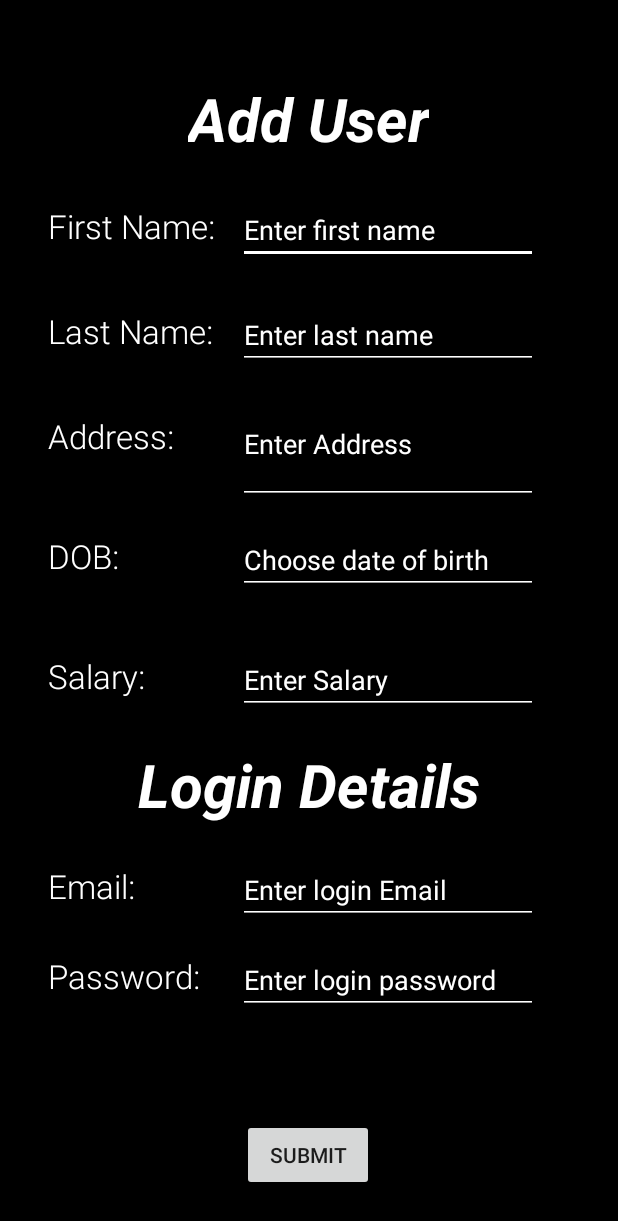
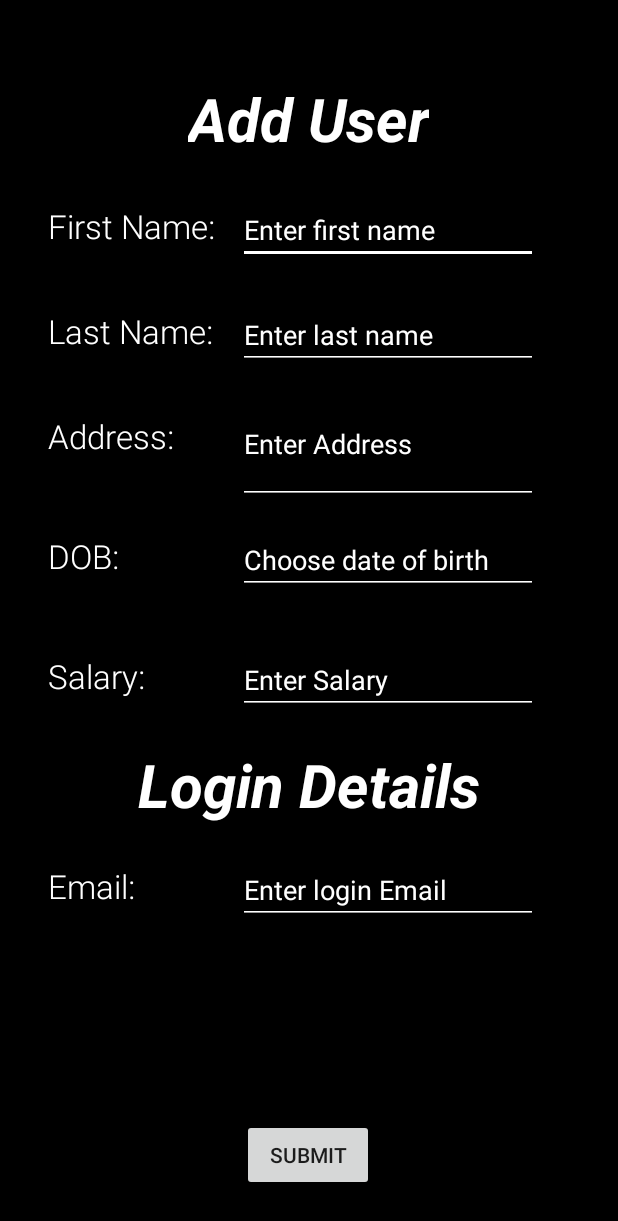
Before and after one commit to Prajwal2001/College-Management-System, an Android app: the AddCollection screen opened directly, with no data from a screen before it, on a phone screen of 412 x 824 dp. Shown: the top 1221 px of the screen. Run offline under Robolectric (Android 15) with nearby library versions, the phone set to English and light mode, and no system bars; our stand-ins replace Firebase (no records; nobody signed in at launch, a user with empty details on screens opened directly).

Commit message:
Add teacher complete

```diff
--- a/collegemanagement/src/main/java/com/example/collegemanagement/AddCollection.java
+++ b/collegemanagement/src/main/java/com/example/collegemanagement/AddCollection.java
@@ -26,8 +26,8 @@ public class AddCollection extends AppCompatActivity {
 
     private EditText dob;
     Button submitBtn;
-    EditText firstName, lastName, dateOfBirth, address, salary, pword, mail;
-    String fName, lName, dOb, add, sal, email, pwd;
+    EditText firstName, lastName, dateOfBirth, address, salary, mail;
+    String fName, lName, dOb, add, sal, email;
 
     FirebaseFirestore db = FirebaseFirestore.getInstance();
 
@@ -81,8 +81,6 @@ public class AddCollection extends AppCompatActivity {
                 sal = salary.getText().toString();
                 mail = findViewById(R.id.mail);
                 email = mail.getText().toString();
-                pword = findViewById(R.id.pwd);
-                pwd = pword.getText().toString();
 
                 Map<String, Object> teacher = new HashMap<>();
                 teacher.put("address", add);
@@ -91,7 +89,6 @@ public class AddCollection extends AppCompatActivity {
                 teacher.put("lname", lName);
                 teacher.put("salary", sal);
                 teacher.put("email", email);
-                teacher.put("password", pwd);
                 teacher.put("uid","");
 
 
--- a/collegemanagement/src/main/res/layout/activity_add_collection.xml
+++ b/collegemanagement/src/main/res/layout/activity_add_collection.xml
@@ -213,36 +213,6 @@
                 app:layout_constraintStart_toEndOf="@+id/textView2"
                 app:layout_constraintTop_toBottomOf="@+id/textView" />
 
-
-            <TextView
-                android:id="@+id/password"
-                android:layout_width="wrap_content"
-                android:layout_height="wrap_content"
-                android:layout_marginStart="32dp"
-                android:layout_marginTop="530dp"
-                android:fontFamily="sans-serif-light"
-                android:text="Password:"
-                android:textColor="@color/white"
-                android:textSize="22sp"
-                android:inputType="textEmailAddress"
-                app:layout_constraintStart_toStartOf="parent"
-                app:layout_constraintTop_toBottomOf="@+id/textView" />
-
-            <EditText
-                android:id="@+id/pwd"
-                android:layout_width="200dp"
-                android:layout_height="40dp"
-                android:layout_marginTop="530dp"
-                android:backgroundTint="@color/white"
-                android:hint="Enter login password"
-                android:inputType="textPassword"
-                android:textColor="@color/white"
-                android:textColorHint="@color/white"
-                app:layout_constraintEnd_toEndOf="parent"
-                app:layout_constraintHorizontal_bias="0.225"
-                app:layout_constraintStart_toEndOf="@+id/textView2"
-                app:layout_constraintTop_toBottomOf="@+id/textView" />
-
             <Button
                 android:id="@+id/submitBtn"
                 android:layout_width="wrap_content"
```
Also changed, not shown: collegemanagement/src/main/java/com/example/collegemanagement/LoginActivity.java (+23 -12 lines).
